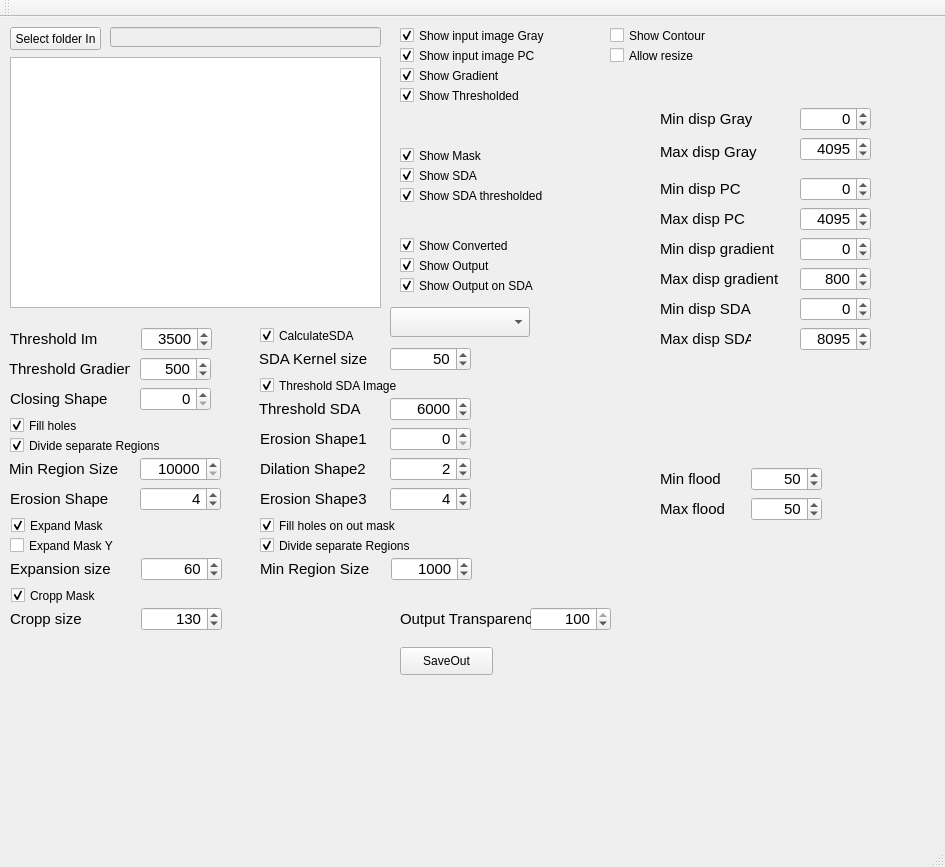
marcinkociolek/ProjectsPL, file HipsViever/mainwindow.ui: the form before one commit.
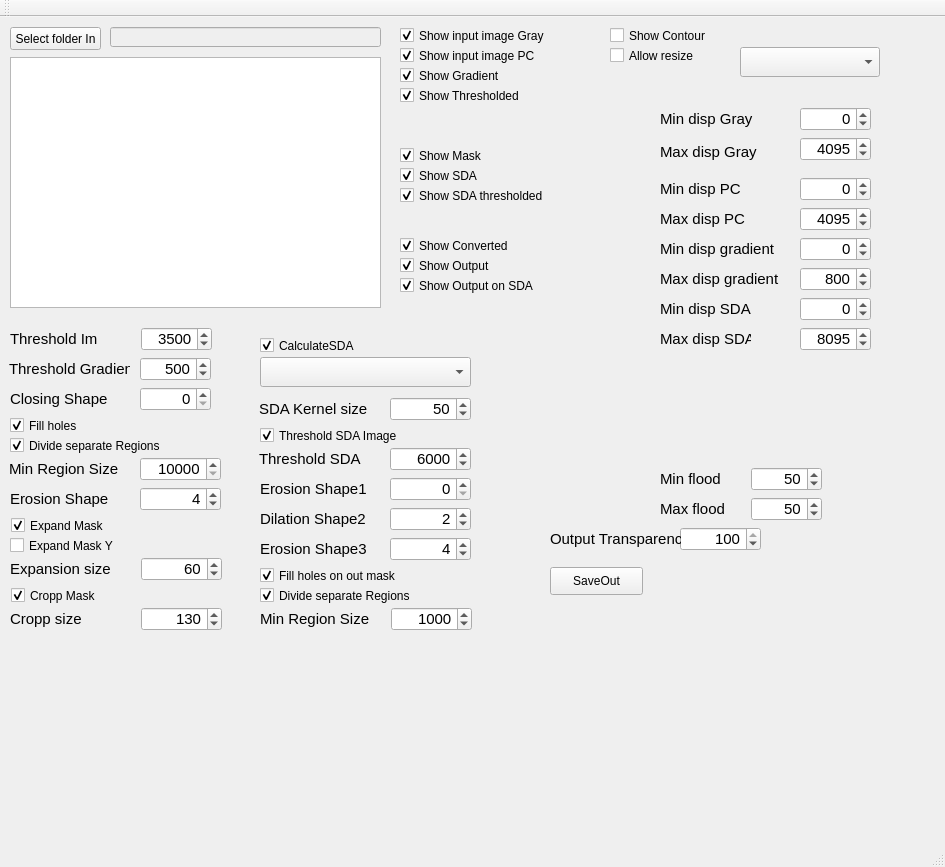
The form after the commit.

Commit message: HipsVievew SDA options added

```diff
--- a/HipsViever/mainwindow.ui
+++ b/HipsViever/mainwindow.ui
@@ -69,8 +69,8 @@
    <widget class="QComboBox" name="comboBoxShowModeGray">
     <property name="geometry">
      <rect>
-      <x>390</x>
-      <y>290</y>
+      <x>740</x>
+      <y>30</y>
       <width>140</width>
       <height>30</height>
      </rect>
@@ -934,7 +934,7 @@
     <property name="geometry">
      <rect>
       <x>259</x>
-      <y>330</y>
+      <y>380</y>
       <width>131</width>
       <height>24</height>
      </rect>
@@ -952,7 +952,7 @@
     <property name="geometry">
      <rect>
       <x>390</x>
-      <y>330</y>
+      <y>380</y>
       <width>81</width>
       <height>24</height>
      </rect>
@@ -982,7 +982,7 @@
     <property name="geometry">
      <rect>
       <x>260</x>
-      <y>310</y>
+      <y>320</y>
       <width>171</width>
       <height>17</height>
      </rect>
@@ -998,7 +998,7 @@
     <property name="geometry">
      <rect>
       <x>260</x>
-      <y>360</y>
+      <y>410</y>
       <width>171</width>
       <height>17</height>
      </rect>
@@ -1014,7 +1014,7 @@
     <property name="geometry">
      <rect>
       <x>259</x>
-      <y>380</y>
+      <y>430</y>
       <width>131</width>
       <height>24</height>
      </rect>
@@ -1032,7 +1032,7 @@
     <property name="geometry">
      <rect>
       <x>390</x>
-      <y>380</y>
+      <y>430</y>
       <width>81</width>
       <height>24</height>
      </rect>
@@ -1077,8 +1077,8 @@
    <widget class="QSpinBox" name="spinBoxTransparency">
     <property name="geometry">
      <rect>
-      <x>530</x>
-      <y>590</y>
+      <x>680</x>
+      <y>510</y>
       <width>81</width>
       <height>24</height>
      </rect>
@@ -1107,8 +1107,8 @@
    <widget class="QLabel" name="labelMaxDispGradient_9">
     <property name="geometry">
      <rect>
-      <x>400</x>
-      <y>590</y>
+      <x>550</x>
+      <y>510</y>
       <width>131</width>
       <height>24</height>
      </rect>
@@ -1125,8 +1125,8 @@
    <widget class="QPushButton" name="pushButtonSaveOut">
     <property name="geometry">
      <rect>
-      <x>400</x>
-      <y>630</y>
+      <x>550</x>
+      <y>550</y>
       <width>93</width>
       <height>28</height>
      </rect>
@@ -1251,7 +1251,7 @@
     <property name="geometry">
      <rect>
       <x>260</x>
-      <y>410</y>
+      <y>460</y>
       <width>131</width>
       <height>24</height>
      </rect>
@@ -1269,7 +1269,7 @@
     <property name="geometry">
      <rect>
       <x>390</x>
-      <y>410</y>
+      <y>460</y>
       <width>81</width>
       <height>24</height>
      </rect>
@@ -1299,7 +1299,7 @@
     <property name="geometry">
      <rect>
       <x>390</x>
-      <y>440</y>
+      <y>490</y>
       <width>81</width>
       <height>24</height>
      </rect>
@@ -1329,7 +1329,7 @@
     <property name="geometry">
      <rect>
       <x>260</x>
-      <y>440</y>
+      <y>490</y>
       <width>131</width>
       <height>24</height>
      </rect>
@@ -1347,7 +1347,7 @@
     <property name="geometry">
      <rect>
       <x>390</x>
-      <y>470</y>
+      <y>520</y>
       <width>81</width>
       <height>24</height>
      </rect>
@@ -1377,7 +1377,7 @@
     <property name="geometry">
      <rect>
       <x>260</x>
-      <y>470</y>
+      <y>520</y>
       <width>131</width>
       <height>24</height>
      </rect>
@@ -1395,7 +1395,7 @@
     <property name="geometry">
      <rect>
       <x>260</x>
-      <y>500</y>
+      <y>550</y>
       <width>151</width>
       <height>17</height>
      </rect>
@@ -1475,7 +1475,7 @@
     <property name="geometry">
      <rect>
       <x>260</x>
-      <y>520</y>
+      <y>570</y>
       <width>171</width>
       <height>17</height>
      </rect>
@@ -1491,7 +1491,7 @@
     <property name="geometry">
      <rect>
       <x>391</x>
-      <y>540</y>
+      <y>590</y>
       <width>81</width>
       <height>24</height>
      </rect>
@@ -1521,7 +1521,7 @@
     <property name="geometry">
      <rect>
       <x>260</x>
-      <y>540</y>
+      <y>590</y>
       <width>131</width>
       <height>24</height>
      </rect>
@@ -1551,6 +1551,21 @@
      <bool>true</bool>
     </property>
    </widget>
+   <widget class="QComboBox" name="comboBoxSDASize">
+    <property name="geometry">
+     <rect>
+      <x>260</x>
+      <y>340</y>
+      <width>211</width>
+      <height>30</height>
+     </rect>
+    </property>
+    <property name="font">
+     <font>
+      <pointsize>11</pointsize>
+     </font>
+    </property>
+   </widget>
   </widget>
   <widget class="QMenuBar" name="menuBar">
    <property name="geometry">
```
The commit also changes 2 other files.
